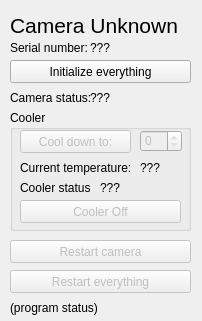
Above: code/phase-measure/cam_control.ui from gsehrlich/diffusive-ta before the change. Below: the same form after it.
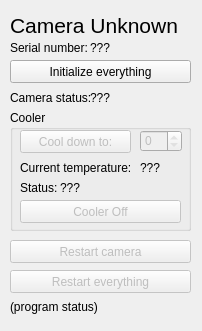
That is the form after the change.

Commit message: Finished working cam_control.py. Can't tell when you disconnect something!

What changed in the file:
```diff
--- a/code/phase-measure/cam_control.ui
+++ b/code/phase-measure/cam_control.ui
@@ -7,7 +7,7 @@
     <x>0</x>
     <y>0</y>
     <width>202</width>
-    <height>321</height>
+    <height>331</height>
    </rect>
   </property>
   <property name="windowTitle">
@@ -104,9 +104,9 @@
    <widget class="QLabel" name="coolerLabel">
     <property name="geometry">
      <rect>
-      <x>90</x>
+      <x>50</x>
       <y>70</y>
-      <width>81</width>
+      <width>121</width>
       <height>16</height>
      </rect>
     </property>
@@ -150,7 +150,7 @@
      </rect>
     </property>
     <property name="text">
-     <string>Cooler status:</string>
+     <string>Status:</string>
     </property>
    </widget>
    <widget class="QSpinBox" name="tempSpin">
@@ -227,12 +227,18 @@
      <x>10</x>
      <y>300</y>
      <width>181</width>
-     <height>16</height>
+     <height>31</height>
     </rect>
    </property>
    <property name="text">
     <string>(program status)</string>
    </property>
+   <property name="alignment">
+    <set>Qt::AlignLeading|Qt::AlignLeft|Qt::AlignTop</set>
+   </property>
+   <property name="wordWrap">
+    <bool>true</bool>
+   </property>
   </widget>
   <widget class="QPushButton" name="restartAllButton">
    <property name="enabled">
```
The commit also changes 10 other files.
